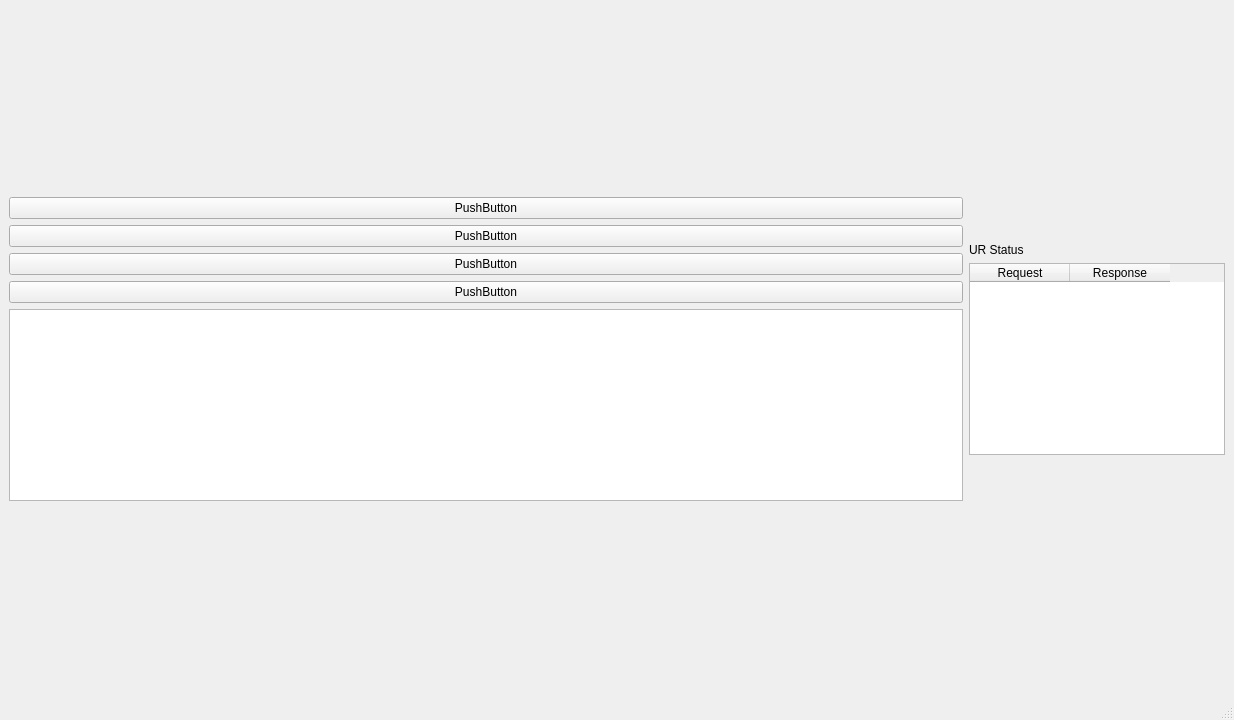
The window that ui/drt_ur.ui (NASA-JSC-Robotics/drt_ur_gui) describes before a commit, drawn with Qt 5.
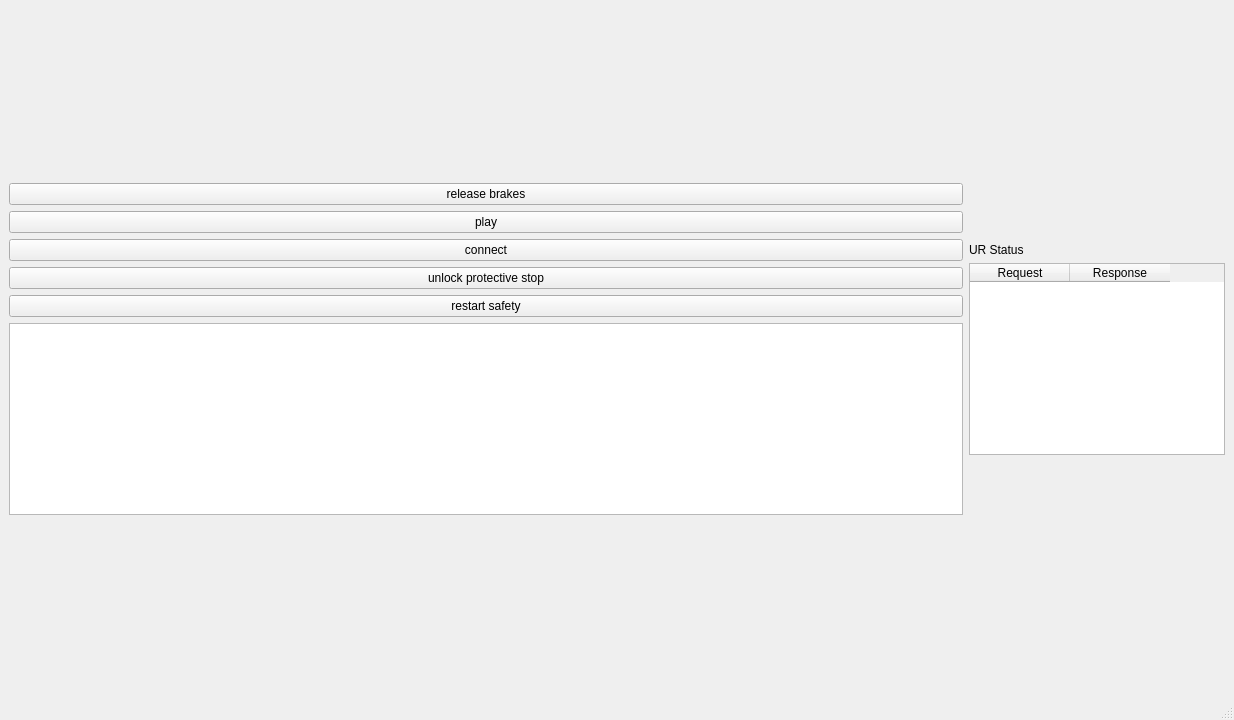
The same window after the commit.

Commit message: swapped placeholder AddTwoInts service with dashboard_client services, tested on robot and works. Need to clean up UI and response text output viz

What changed in the file:
```diff
--- a/ui/drt_ur.ui
+++ b/ui/drt_ur.ui
@@ -33,28 +33,35 @@
       <item>
        <widget class="QPushButton" name="pushButton">
         <property name="text">
-         <string>PushButton</string>
+         <string>release brakes</string>
         </property>
        </widget>
       </item>
       <item>
        <widget class="QPushButton" name="pushButton_1">
         <property name="text">
-         <string>PushButton</string>
+         <string>play</string>
         </property>
        </widget>
       </item>
       <item>
        <widget class="QPushButton" name="pushButton_2">
         <property name="text">
-         <string>PushButton</string>
+         <string>connect</string>
         </property>
        </widget>
       </item>
       <item>
        <widget class="QPushButton" name="pushButton_3">
         <property name="text">
-         <string>PushButton</string>
+         <string>unlock protective stop</string>
+        </property>
+       </widget>
+      </item>
+      <item>
+       <widget class="QPushButton" name="b_restartSafety">
+        <property name="text">
+         <string>restart safety</string>
         </property>
        </widget>
       </item>
```
Left out of the diff: 8 changed lines with no effect on the pictures. The commit also changes 2 other files.
